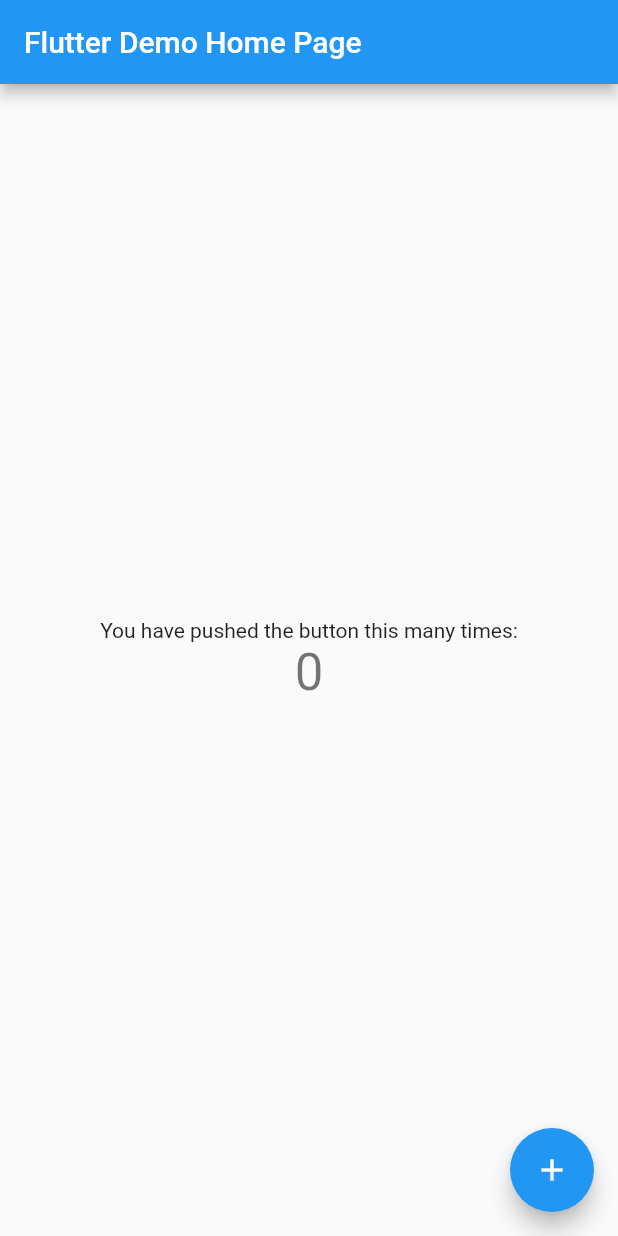
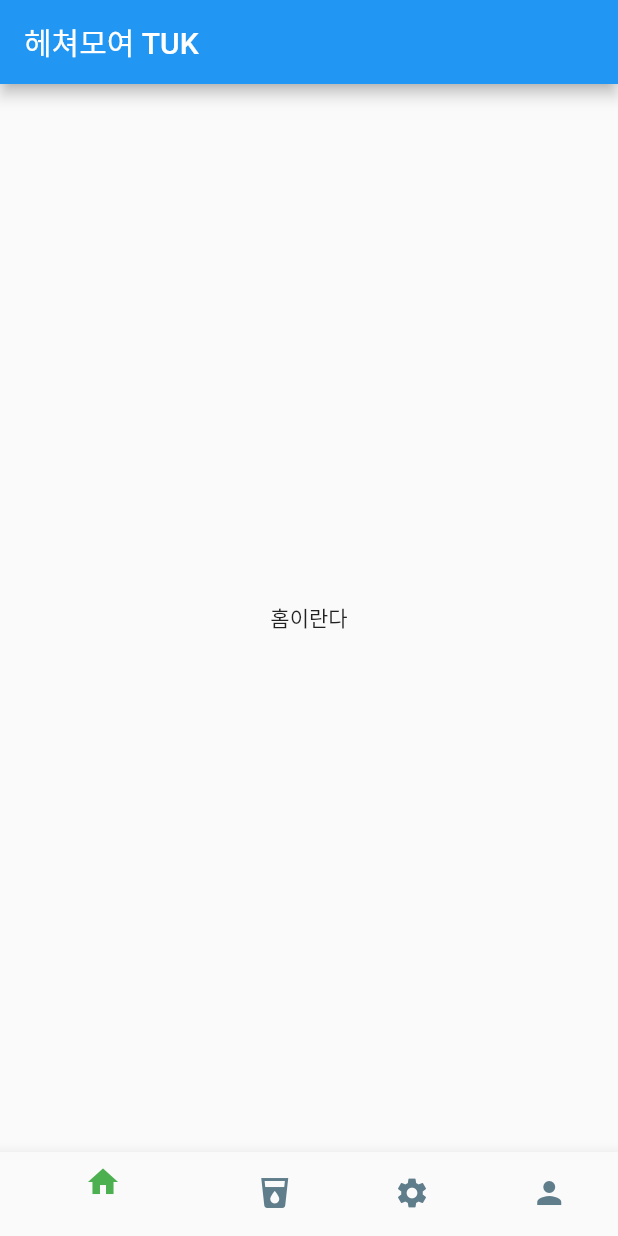
Before and after one commit to doubleS19/haemo-Front, a Flutter app: the screen it shows after launch, on a phone screen of 412 x 824 dp. Run offline on Flutter 3.47's test engine with Material 2 defaults, Android fonts, the phone set to English and light mode, and no system bars.

Commit message:
feat: 바텀네비게이션 추가

```diff
--- /dev/null
+++ b/lib/homePage.dart
@@ -0,0 +1,36 @@
+import 'package:flutter/cupertino.dart';
+import 'package:flutter/material.dart';
+
+class MyApp extends StatelessWidget {
+  const MyApp({super.key});
+
+  // This widget is the root of your application.
+  @override
+  Widget build(BuildContext context) {
+    return MaterialApp(
+      title: '헤쳐모여 TUK',
+      theme: ThemeData(
+        primarySwatch: Colors.blue,
+      ),
+      home: const HomePage(title: 'Flutter Demo Home Page'),
+    );
+  }
+}
+
+class HomePage extends StatefulWidget {
+  const HomePage({super.key, required this.title});
+
+  final String title;
+
+  @override
+  State<HomePage> createState() => _HomePageState();
+}
+
+class _HomePageState extends State<HomePage> {
+  @override
+  Widget build(BuildContext context) {
+    return Scaffold(
+      body: const Center(child: Text("홈이란다")),
+    );
+  }
+}
--- a/lib/main.dart
+++ b/lib/main.dart
@@ -1,4 +1,6 @@
 import 'package:flutter/material.dart';
+
+import 'homePage.dart';
 
 void main() {
   runApp(const MyApp());
@@ -11,35 +13,17 @@ class MyApp extends StatelessWidget {
   @override
   Widget build(BuildContext context) {
     return MaterialApp(
-      title: 'Flutter Demo',
+      title: '헤쳐모여 TUK',
       theme: ThemeData(
-        // This is the theme of your application.
-        //
-        // Try running your application with "flutter run". You'll see the
-        // application has a blue toolbar. Then, without quitting the app, try
-        // changing the primarySwatch below to Colors.green and then invoke
-        // "hot reload" (press "r" in the console where you ran "flutter run",
-        // or simply save your changes to "hot reload" in a Flutter IDE).
-        // Notice that the counter didn't reset back to zero; the application
-        // is not restarted.
         primarySwatch: Colors.blue,
       ),
-      home: const MyHomePage(title: 'Flutter Demo Home Page'),
+      home: const MyHomePage(title: '헤쳐모여 TUK'),
     );
   }
 }
 
 class MyHomePage extends StatefulWidget {
   const MyHomePage({super.key, required this.title});
-
-  // This widget is the home page of your application. It is stateful, meaning
-  // that it has a State object (defined below) that contains fields that affect
-  // how it looks.
-
-  // This class is the configuration for the state. It holds the values (in this
-  // case the title) provided by the parent (in this case the App widget) and
-  // used by the build method of the State. Fields in a Widget subclass are
-  // always marked "final".
 
   final String title;
 
@@ -48,68 +32,65 @@ class MyHomePage extends StatefulWidget {
 }
 
 class _MyHomePageState extends State<MyHomePage> {
-  int _counter = 0;
+  int _selectedIndex = 0;
 
-  void _incrementCounter() {
+  final List<Widget> _widgetOptions = <Widget>[
+    const HomePage(
+      title: 'Home',
+    ),
+    const HomePage(
+      title: 'Home',
+    ),
+    const HomePage(
+      title: 'Home',
+    ),
+    const HomePage(
+      title: 'Home',
+    ),
+  ];
+
+  void _onItemTapped(int index) {
     setState(() {
-      // This call to setState tells the Flutter framework that something has
-      // changed in this State, which causes it to rerun the build method below
-      // so that the display can reflect the updated values. If we changed
-      // _counter without calling setState(), then the build method would not be
-      // called again, and so nothing would appear to happen.
-      _counter++;
+      _selectedIndex = index;
     });
   }
 
   @override
   Widget build(BuildContext context) {
-    // This method is rerun every time setState is called, for instance as done
-    // by the _incrementCounter method above.
-    //
-    // The Flutter framework has been optimized to make rerunning build methods
-    // fast, so that you can just rebuild anything that needs updating rather
-    // than having to individually change instances of widgets.
     return Scaffold(
       appBar: AppBar(
-        // Here we take the value from the MyHomePage object that was created by
-        // the App.build method, and use it to set our appbar title.
         title: Text(widget.title),
       ),
-      body: Center(
-        // Center is a layout widget. It takes a single child and positions it
-        // in the middle of the parent.
-        child: Column(
-          // Column is also a layout widget. It takes a list of children and
-          // arranges them vertically. By default, it sizes itself to fit its
-          // children horizontally, and tries to be as tall as its parent.
-          //
-          // Invoke "debug painting" (press "p" in the console, choose the
-          // "Toggle Debug Paint" action from the Flutter Inspector in Android
-          // Studio, or the "Toggle Debug Paint" command in Visual Studio Code)
-          // to see the wireframe for each widget.
-          //
-          // Column has various properties to control how it sizes itself and
-          // how it positions its children. Here we use mainAxisAlignment to
-          // center the children vertically; the main axis here is the vertical
-          // axis because Columns are vertical (the cross axis would be
-          // horizontal).
-          mainAxisAlignment: MainAxisAlignment.center,
-          children: <Widget>[
-            const Text(
-              'You have pushed the button this many times:',
-            ),
-            Text(
-              '$_counter',
-              style: Theme.of(context).textTheme.headline4,
-            ),
-          ],
-        ),
+      body: SafeArea(
+        child: _widgetOptions.elementAt(_selectedIndex),
       ),
-      floatingActionButton: FloatingActionButton(
-        onPressed: _incrementCounter,
-        tooltip: 'Increment',
-        child: const Icon(Icons.add),
-      ), // This trailing comma makes auto-formatting nicer for build methods.
+      bottomNavigationBar: BottomNavigationBar(
+        items: const <BottomNavigationBarItem>[
+          BottomNavigationBarItem(icon: Icon(Icons.home), label: ""),
+          BottomNavigationBarItem(icon: Icon(Icons.local_drink), label: ""),
+          BottomNavigationBarItem(icon: Icon(Icons.settings), label: ""),
+          BottomNavigationBarItem(icon: Icon(Icons.person), label: ""),
+        ],
+        currentIndex: _selectedIndex,
+        unselectedItemColor: Colors.blueGrey,
+        selectedItemColor: Colors.green,
+        onTap: _onItemTapped,
+      ),
+      // floatingActionButton: FloatingActionButton(
+      //   onPressed: ,
+      //   tooltip: 'Increment',
+      //   child: const Icon(Icons.add),
+      // ),
     );
   }
+
+  @override
+  void initState() {
+    super.initState();
+  }
+
+  @override
+  void dispose() {
+    super.dispose();
+  }
 }
```
